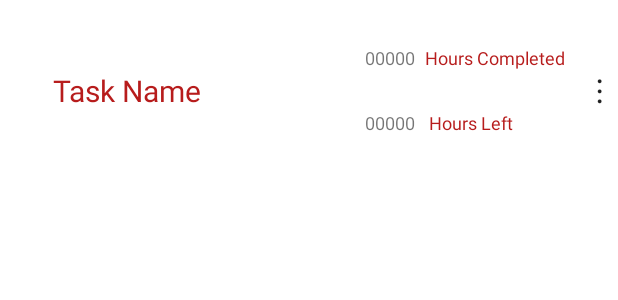
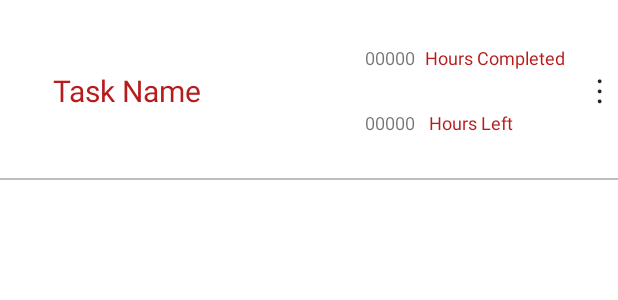
Before and after one commit to SounakMondal10/10kHours, an Android app: the layout task_selector_element.xml on its own in the app's theme, with its tools: preview values and no code run, on a phone screen of 412 x 824 dp. Shown: the top 300 px of the screen. Run offline under Robolectric (Android 15) with nearby library versions, the phone set to English and light mode, and no system bars.

Commit message:
10k Hours App - Keep track of hours spent honing a skill, for spending 10,000 hours grinding at that skill puts you at the top 0.1% position in the world

```diff
--- a/app/src/main/java/com/sounakmondal/a10khours/Fragments/taskSelectorView.java
+++ b/app/src/main/java/com/sounakmondal/a10khours/Fragments/taskSelectorView.java
@@ -12,6 +12,7 @@ import android.view.View;
 import android.view.ViewGroup;
 import android.widget.ArrayAdapter;
 import android.widget.EditText;
+import android.widget.Toast;
 
 import androidx.annotation.NonNull;
 import androidx.annotation.Nullable;
@@ -87,8 +88,11 @@ public class taskSelectorView extends Fragment implements TaskSelectorAdapter.on
     @Override
     public void onTaskClick(int position) {
         data.get(position);
-//        pager.setCurrentItem(0);
+        Toast.makeText(getContext(), "Task Selected", Toast.LENGTH_SHORT).show();
         Log.i("TSV","OnTaskClick Executed");
+        //add function to get data(position)
+
+
 
 
 //        Fragment fragment = new timerView();
--- a/app/src/main/res/layout/task_selector_element.xml
+++ b/app/src/main/res/layout/task_selector_element.xml
@@ -1,5 +1,6 @@
 <?xml version="1.0" encoding="utf-8"?>
 <androidx.constraintlayout.widget.ConstraintLayout xmlns:android="http://schemas.android.com/apk/res/android"
+    xmlns:tools="http://schemas.android.com/tools"
     android:layout_width="match_parent"
     android:layout_height="120dp"
     xmlns:app="http://schemas.android.com/apk/res-auto"
@@ -81,5 +82,16 @@
         android:text="&#8942;"
         android:textAppearance="?android:textAppearanceLarge" />
 
+    <View
+        android:id="@+id/divider"
+        android:layout_width="match_parent"
+        android:foregroundGravity="center_horizontal"
+        android:layout_height="1dp"
+        android:background="#BDBDBD"
+        app:layout_constraintStart_toStartOf="parent"
+        app:layout_constraintEnd_toEndOf="parent"
+        app:layout_constraintBottom_toBottomOf="parent"
+        />
+
 
 </androidx.constraintlayout.widget.ConstraintLayout>
--- a/app/src/main/res/layout/task_selector_layout.xml
+++ b/app/src/main/res/layout/task_selector_layout.xml
@@ -4,6 +4,6 @@
     xmlns:tools="http://schemas.android.com/tools"
     android:id="@+id/task_selector_layoutID"
     android:layout_width="match_parent"
-    android:layout_height="match_parent">
+    android:layout_height="wrap_content">
 
 </androidx.recyclerview.widget.RecyclerView>
```
Also changed, not shown: app/src/main/res/layout/activity_main.xml (+5 -4 lines).
